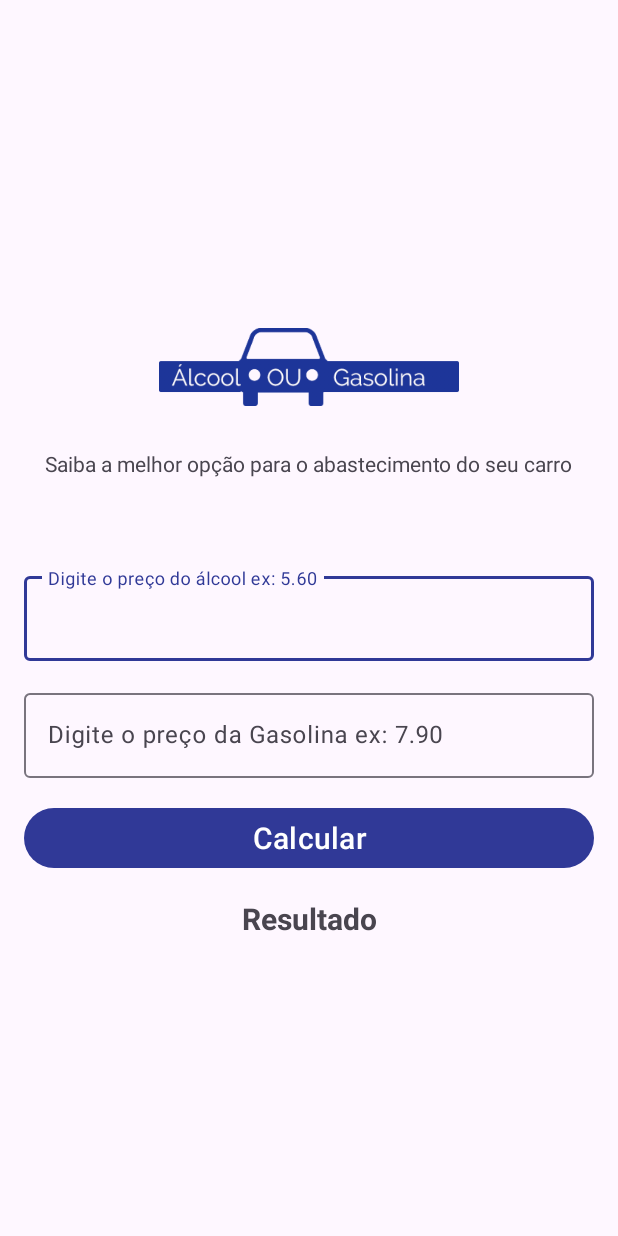
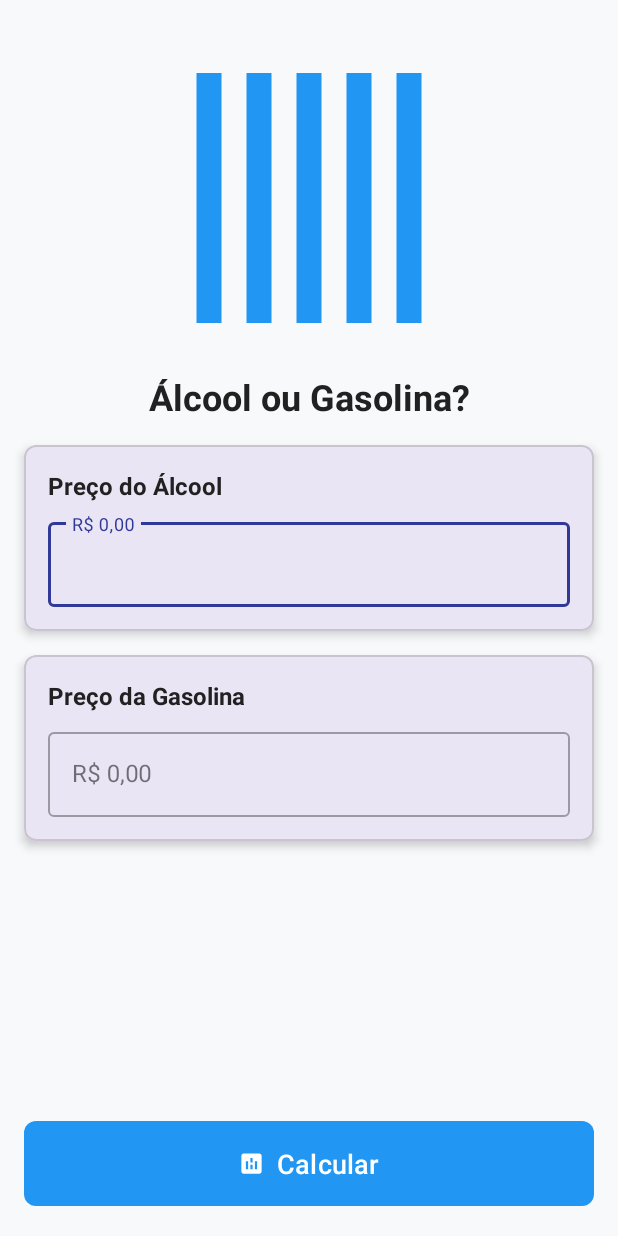
Before and after one commit to bergsonnobrega/Alcool-Gasolina, an Android app: the screen it shows after launch (MainActivity), on a phone screen of 412 x 824 dp. Run offline under Robolectric (Android 15) with nearby library versions, the phone set to English and light mode, and no system bars.

Commit message:
feat: Implementação de nova interface e tela de resultado detalhado
Principais alterações:
• Adicionada nova tela de resultado com análise detalhada
• Design moderno com Material Design e Cards
• Nova paleta de cores e ícones vetoriais personalizados
• Melhorias na experiência do usuário (UX)
• Adicionadas dicas personalizadas de economia de combustível
• Implementada navegação entre telas
• Validação de campos aprimorada
• Interface mais intuitiva e responsiva

```diff
--- a/app/src/main/AndroidManifest.xml
+++ b/app/src/main/AndroidManifest.xml
@@ -17,10 +17,12 @@
             android:exported="true">
             <intent-filter>
                 <action android:name="android.intent.action.MAIN" />
-
                 <category android:name="android.intent.category.LAUNCHER" />
             </intent-filter>
         </activity>
+        <activity
+            android:name=".ResultadoActivity"
+            android:exported="false" />
     </application>
 
 </manifest>
--- /dev/null
+++ b/app/src/main/res/drawable/ic_calculate.xml
@@ -0,0 +1,10 @@
+<?xml version="1.0" encoding="utf-8"?>
+<vector xmlns:android="http://schemas.android.com/apk/res/android"
+    android:width="24dp"
+    android:height="24dp"
+    android:viewportWidth="24"
+    android:viewportHeight="24">
+    <path
+        android:fillColor="#FFFFFF"
+        android:pathData="M19,3H5C3.9,3 3,3.9 3,5v14c0,1.1 0.9,2 2,2h14c1.1,0 2,-0.9 2,-2V5C21,3.9 20.1,3 19,3zM9,17H7v-7h2V17zM13,17h-2v-4h2V17zM13,11h-2V7h2V11zM17,17h-2v-7h2V17z"/>
+</vector>
--- /dev/null
+++ b/app/src/main/res/drawable/ic_fuel.xml
@@ -0,0 +1,10 @@
+<?xml version="1.0" encoding="utf-8"?>
+<vector xmlns:android="http://schemas.android.com/apk/res/android"
+    android:width="24dp"
+    android:height="24dp"
+    android:viewportWidth="24"
+    android:viewportHeight="24">
+    <path
+        android:fillColor="#2196F3"
+        android:pathData="M3,2h2v20H3V2zM7,2h2v20H7V2zM11,2h2v20h-2V2zM15,2h2v20h-2V2zM19,2h2v20h-2V2z"/>
+</vector>
--- a/app/src/main/res/layout/activity_main.xml
+++ b/app/src/main/res/layout/activity_main.xml
@@ -1,104 +1,145 @@
 <?xml version="1.0" encoding="utf-8"?>
 <androidx.constraintlayout.widget.ConstraintLayout xmlns:android="http://schemas.android.com/apk/res/android"
     xmlns:app="http://schemas.android.com/apk/res-auto"
-    xmlns:tools="http://schemas.android.com/tools"
     android:id="@+id/main"
     android:layout_width="match_parent"
-    android:layout_height="wrap_content"
-    android:layout_gravity="center_vertical"
-    tools:context=".MainActivity">
+    android:layout_height="match_parent"
+    android:background="@color/background">
 
     <ImageView
-        android:id="@+id/imageView"
+        android:id="@+id/image_logo"
         android:layout_width="200dp"
-        android:layout_height="93dp"
-        android:layout_marginStart="16dp"
-        android:layout_marginEnd="16dp"
+        android:layout_height="200dp"
+        android:layout_marginTop="32dp"
+        android:src="@drawable/ic_fuel"
         app:layout_constraintEnd_toEndOf="parent"
-        app:layout_constraintHorizontal_bias="0.5"
         app:layout_constraintStart_toStartOf="parent"
-        app:layout_constraintTop_toTopOf="parent"
-        app:srcCompat="@drawable/logo" />
+        app:layout_constraintTop_toTopOf="parent" />
 
     <TextView
-        android:id="@+id/textView"
+        android:id="@+id/text_titulo"
         android:layout_width="wrap_content"
         android:layout_height="wrap_content"
-        android:layout_marginTop="8dp"
-        android:text="Saiba a melhor opção para o abastecimento do seu carro"
+        android:layout_marginTop="16dp"
+        android:text="Álcool ou Gasolina?"
+        android:textColor="@color/text_primary"
+        android:textSize="24sp"
+        android:textStyle="bold"
         app:layout_constraintEnd_toEndOf="parent"
-        app:layout_constraintHorizontal_bias="0.5"
         app:layout_constraintStart_toStartOf="parent"
-        app:layout_constraintTop_toBottomOf="@+id/imageView" />
+        app:layout_constraintTop_toBottomOf="@id/image_logo" />
+
+    <com.google.android.material.card.MaterialCardView
+        android:id="@+id/card_alcool"
+        android:layout_width="match_parent"
+        android:layout_height="wrap_content"
+        android:layout_margin="16dp"
+        app:cardCornerRadius="8dp"
+        app:cardElevation="4dp"
+        app:layout_constraintTop_toBottomOf="@id/text_titulo">
+
+        <LinearLayout
+            android:layout_width="match_parent"
+            android:layout_height="wrap_content"
+            android:orientation="vertical"
+            android:padding="16dp">
+
+            <TextView
+                android:layout_width="wrap_content"
+                android:layout_height="wrap_content"
+                android:text="Preço do Álcool"
+                android:textColor="@color/text_primary"
+                android:textSize="16sp"
+                android:textStyle="bold" />
 
             <com.google.android.material.textfield.TextInputLayout
                 android:id="@+id/text_input_alcool"
-        android:layout_width="0dp"
+                style="@style/Widget.MaterialComponents.TextInputLayout.OutlinedBox"
+                android:layout_width="match_parent"
                 android:layout_height="wrap_content"
-        android:layout_marginStart="16dp"
-        android:layout_marginTop="60dp"
-        android:layout_marginEnd="16dp"
-        app:layout_constraintEnd_toEndOf="parent"
-        app:layout_constraintHorizontal_bias="0.5"
-        app:layout_constraintStart_toStartOf="parent"
-        app:layout_constraintTop_toBottomOf="@+id/textView">
+                android:layout_marginTop="8dp"
+                android:hint="R$ 0,00">
 
                 <com.google.android.material.textfield.TextInputEditText
                     android:id="@+id/edit_alcool"
                     android:layout_width="match_parent"
                     android:layout_height="wrap_content"
-            android:hint="Digite o preço do álcool ex: 5.60"
-            android:inputType="number|numberDecimal" />
+                    android:inputType="numberDecimal" />
+
             </com.google.android.material.textfield.TextInputLayout>
+
+        </LinearLayout>
+
+    </com.google.android.material.card.MaterialCardView>
+
+    <com.google.android.material.card.MaterialCardView
+        android:id="@+id/card_gasolina"
+        android:layout_width="match_parent"
+        android:layout_height="wrap_content"
+        android:layout_margin="16dp"
+        app:cardCornerRadius="8dp"
+        app:cardElevation="4dp"
+        app:layout_constraintTop_toBottomOf="@id/card_alcool">
+
+        <LinearLayout
+            android:layout_width="match_parent"
+            android:layout_height="wrap_content"
+            android:orientation="vertical"
+            android:padding="16dp">
+
+            <TextView
+                android:layout_width="wrap_content"
+                android:layout_height="wrap_content"
+                android:text="Preço da Gasolina"
+                android:textColor="@color/text_primary"
+                android:textSize="16sp"
+                android:textStyle="bold" />
 
             <com.google.android.material.textfield.TextInputLayout
                 android:id="@+id/text_input_gasolina"
-        android:layout_width="0dp"
+                style="@style/Widget.MaterialComponents.TextInputLayout.OutlinedBox"
+                android:layout_width="match_parent"
                 android:layout_height="wrap_content"
-        android:layout_marginStart="16dp"
-        android:layout_marginTop="16dp"
-        android:layout_marginEnd="16dp"
-        app:layout_constraintEnd_toEndOf="parent"
-        app:layout_constraintHorizontal_bias="0.5"
-        app:layout_constraintStart_toStartOf="parent"
-        app:layout_constraintTop_toBottomOf="@+id/text_input_alcool">
+                android:layout_marginTop="8dp"
+                android:hint="R$ 0,00">
 
                 <com.google.android.material.textfield.TextInputEditText
                     android:id="@+id/edit_gasolina"
                     android:layout_width="match_parent"
                     android:layout_height="wrap_content"
-            android:hint="Digite o preço da Gasolina ex: 7.90"
-            android:inputType="number|numberDecimal" />
+                    android:inputType="numberDecimal" />
+
             </com.google.android.material.textfield.TextInputLayout>
 
-    <Button
-        android:id="@+id/btn_calcular"
-        android:layout_width="0dp"
-        android:layout_height="wrap_content"
-        android:layout_marginStart="16dp"
-        android:layout_marginTop="16dp"
-        android:layout_marginEnd="16dp"
-        android:text="Calcular"
-        android:textSize="20sp"
-        app:layout_constraintEnd_toEndOf="parent"
-        app:layout_constraintHorizontal_bias="0.5"
-        app:layout_constraintStart_toStartOf="parent"
-        app:layout_constraintTop_toBottomOf="@+id/text_input_gasolina" />
+        </LinearLayout>
+
+    </com.google.android.material.card.MaterialCardView>
 
     <TextView
         android:id="@+id/text_resultado"
-        android:layout_width="0dp"
+        android:layout_width="match_parent"
         android:layout_height="wrap_content"
-        android:layout_marginStart="16dp"
-        android:layout_marginTop="16dp"
-        android:layout_marginEnd="16dp"
-        android:text="Resultado"
-        android:textAlignment="center"
-        android:textSize="20sp"
+        android:layout_margin="16dp"
+        android:gravity="center"
+        android:textColor="@color/text_primary"
+        android:textSize="18sp"
         android:textStyle="bold"
-        app:layout_constraintEnd_toEndOf="parent"
-        app:layout_constraintHorizontal_bias="0.5"
-        app:layout_constraintStart_toStartOf="parent"
-        app:layout_constraintTop_toBottomOf="@+id/btn_calcular" />
+        app:layout_constraintBottom_toTopOf="@id/btn_calcular" />
+
+    <com.google.android.material.button.MaterialButton
+        android:id="@+id/btn_calcular"
+        android:layout_width="match_parent"
+        android:layout_height="wrap_content"
+        android:layout_margin="16dp"
+        android:padding="16dp"
+        android:text="Calcular"
+        android:textSize="18sp"
+        app:backgroundTint="@color/primary"
+        app:cornerRadius="8dp"
+        app:icon="@drawable/ic_calculate"
+        app:iconGravity="textStart"
+        app:iconPadding="8dp"
+        app:iconTint="@color/white"
+        app:layout_constraintBottom_toBottomOf="parent" />
 
 </androidx.constraintlayout.widget.ConstraintLayout>
--- a/app/src/main/res/values/colors.xml
+++ b/app/src/main/res/values/colors.xml
@@ -1,6 +1,18 @@
 <?xml version="1.0" encoding="utf-8"?>
 <resources>
-    <color name="black">#FF000000</color>
-    <color name="white">#FFFFFFFF</color>
+    <color name="primary">#2196F3</color>
+    <color name="primary_dark">#1976D2</color>
+    <color name="primary_light">#BBDEFB</color>
+    <color name="accent">#FFC107</color>
+    <color name="white">#FFFFFF</color>
+    <color name="black">#000000</color>
+    <color name="gray_light">#F5F5F5</color>
+    <color name="gray">#9E9E9E</color>
+    <color name="success">#4CAF50</color>
+    <color name="warning">#FF9800</color>
+    <color name="error">#F44336</color>
+    <color name="background">#F8F9FA</color>
+    <color name="text_primary">#212121</color>
+    <color name="text_secondary">#757575</color>
     <color name="azul">#303997</color>
 </resources>
--- a/gradle/libs.versions.toml
+++ b/gradle/libs.versions.toml
@@ -1,5 +1,5 @@
 [versions]
-agp = "8.8.0"
+agp = "8.9.1"
 kotlin = "1.9.24"
 coreKtx = "1.15.0"
 junit = "4.13.2"
```
Also changed, not shown: app/src/main/java/com/bergsonnobrega/alcoolgasolina/MainActivity.kt (+13 -10 lines), app/src/main/java/com/bergsonnobrega/alcoolgasolina/ResultadoActivity.kt (added, +89 -0 lines), app/src/main/res/layout/activity_resultado.xml (added, +110 -0 lines), gradle/wrapper/gradle-wrapper.properties. Lines whose indentation alone changed are shown as unchanged.
